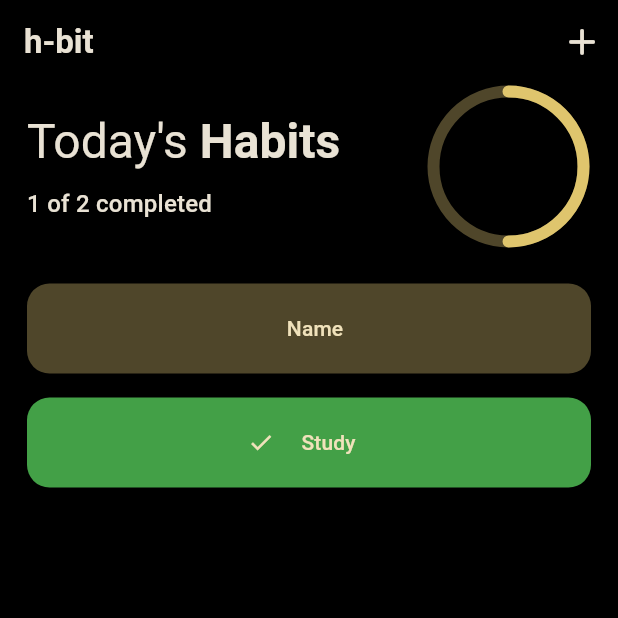
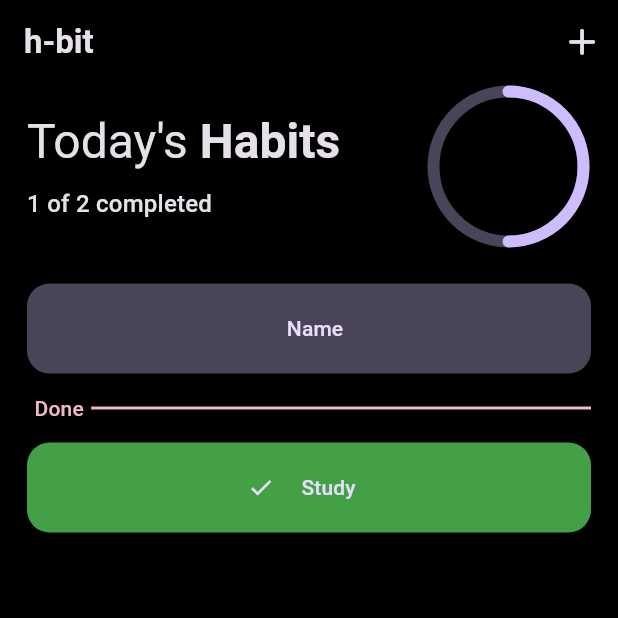
Before and after one commit to purveshxd/thehabitapp, a Flutter app: the screen it shows after launch, on a phone screen of 412 x 824 dp, the top half of it. Run offline on Flutter 3.47's test engine with Material 2 defaults, Android fonts, the light colour scheme and no system bars; our stand-ins replace confetti, flutter_riverpod.

Commit message:
done with state

```diff
--- a/lib/controller/habit.controller.dart
+++ b/lib/controller/habit.controller.dart
@@ -2,11 +2,11 @@ import 'package:habitapp/constants/components.dart';
 import 'package:habitapp/models/habit.model.dart';
 
 class HabitController {
-  final List habitList;
+  final List<Habit> habitList;
   HabitController({required this.habitList});
   // total habits in a day
   int totalHabit(List<Habit> habitList) {
-    final todaysHabit = isTodaysHabit(habitList);
+    final todaysHabit = todaysHabitList(habitList);
     List<bool> totalHabit = [];
     for (var i = 0; i < todaysHabit.length; i++) {
       final temp =
@@ -22,7 +22,7 @@ class HabitController {
 
 // habits completed in a day
   int completedHabit(List<Habit> habitList) {
-    final todaysHabit = isTodaysHabit(habitList);
+    final todaysHabit = todaysHabitList(habitList);
     int temp = 0;
     temp = todaysHabit
         .map((e) => e.isCompleted)
@@ -33,7 +33,7 @@ class HabitController {
     return temp;
   }
 
-  List<Habit> isTodaysHabit(List<Habit> habitList) {
+  List<Habit> todaysHabitList(List<Habit> habitList) {
     List<Habit> temp = [];
     for (var element in habitList) {
       final daysInString = element.days.asNameMap();
@@ -43,4 +43,12 @@ class HabitController {
     }
     return temp;
   }
+
+  bool isTodayHabit(int index) {
+    bool temp = false;
+    temp = habitList.elementAt(index).days.map((e) => e.name).toList().contains(
+          dateFormatter(DateTime.now()).split('-')[1].toLowerCase(),
+        );
+    return temp;
+  }
 }
--- a/lib/main.dart
+++ b/lib/main.dart
@@ -17,13 +17,13 @@ class MyApp extends StatelessWidget {
       themeMode: ThemeMode.dark,
       darkTheme: ThemeData(
         brightness: Brightness.dark,
-        colorSchemeSeed: Colors.amberAccent,
+        colorSchemeSeed: Colors.deepPurpleAccent,
         useMaterial3: true,
       ),
       theme: ThemeData(
           brightness: Brightness.light,
           useMaterial3: true,
-          colorSchemeSeed: Colors.purpleAccent),
+          colorSchemeSeed: Colors.deepPurpleAccent),
       home: const TodaysHabitPage(),
     );
   }
--- a/lib/pages/todayshabit.page.dart
+++ b/lib/pages/todayshabit.page.dart
@@ -25,7 +25,19 @@ class TodaysHabitPage extends ConsumerWidget {
 
     final habitsTemp = ref.read(habitListProvider);
     final habitController = HabitController(habitList: habitsTemp);
-    final isTodaysHabit = habitController.isTodaysHabit(habitsTemp);
+    final isTodaysHabit = habitController.todaysHabitList(habitsTemp);
+    bool allHabitDone() {
+      List<bool> doneHabitList = [];
+      for (var habit in habitsTemp) {
+        doneHabitList
+            .add(habitController.isTodayHabit(habitsTemp.indexOf(habit)));
+      }
+      if (doneHabitList.contains(false)) {
+        return true;
+      } else {
+        return false;
+      }
+    }
 
     return Scaffold(
       backgroundColor: checkBrightness(
@@ -62,7 +74,7 @@ class TodaysHabitPage extends ConsumerWidget {
                     DailyProgressWidget(habit: habitsTemp),
                     const SizedBox(height: 15),
                     HabitList(
-                        habit: ref.watch(habitListProvider),
+                        habitList: ref.watch(habitListProvider),
                         confettiController: confettiController),
                   ],
                 )
--- a/lib/widget/days_select_widget.dart
+++ b/lib/widget/days_select_widget.dart
@@ -58,13 +58,22 @@ class _DaysSelectWidgetState extends State<DaysSelectWidget> {
               crossAxisSpacing: 10, childAspectRatio: 1, crossAxisCount: 7),
           itemCount: Days.values.length,
           itemBuilder: (context, index) {
-            return MaterialButton(
-              color: isSelected(index)
-                  ? Theme.of(context).colorScheme.primaryContainer
-                  : Theme.of(context).colorScheme.secondaryContainer,
-              shape: RoundedRectangleBorder(
-                  borderRadius: BorderRadius.circular(8)),
+            return OutlinedButton(
+              style: OutlinedButton.styleFrom(
+                side: isSelected(index)
+                    ? BorderSide(
+                        color: Theme.of(context).colorScheme.outline, width: 2)
+                    : BorderSide.none,
+                padding: const EdgeInsets.all(0),
+                backgroundColor: isSelected(index)
+                    ? Theme.of(context).colorScheme.primaryContainer
+                    : Theme.of(context).colorScheme.secondaryContainer,
+                shape: RoundedRectangleBorder(
+                    borderRadius: BorderRadius.circular(8)),
+              ),
+              // elevation: 0,
               // fillColor: Theme.of(context).colorScheme.secondaryContainer,
+
               onPressed: () {
                 selectDays(Days.values[index]);
               },
--- a/lib/widget/habit_list.dart
+++ b/lib/widget/habit_list.dart
@@ -2,17 +2,20 @@ import 'package:confetti/confetti.dart';
 import 'package:flutter/material.dart';
 import 'package:flutter_riverpod/flutter_riverpod.dart';
 import 'package:habitapp/constants/components.dart';
+import 'package:habitapp/controller/habit.controller.dart';
 import 'package:habitapp/models/habit.model.dart';
 import 'package:habitapp/models/user_habit.model.dart';
 import 'package:habitapp/widget/habit_tile.dart';
 
+final todaysHabitCompleteProvider = StateProvider((ref) => false);
+
 class HabitList extends ConsumerWidget {
-  final List<Habit> habit;
+  final List<Habit> habitList;
   final ConfettiController confettiController;
-  const HabitList({
+  HabitList({
     required this.confettiController,
     super.key,
-    required this.habit,
+    required this.habitList,
   });
 
   @override
@@ -30,6 +33,8 @@ class HabitList extends ConsumerWidget {
     //   );
     // }
 
+    final habitController = HabitController(habitList: habitList);
+
     markHabitDone(Habit markHabit) {
       ref.watch(habitListProvider.notifier).update((state) {
         return state = [
@@ -45,35 +50,28 @@ class HabitList extends ConsumerWidget {
       });
     }
 
-    // is habit set for today
-    bool isTodayHabit(int index) {
-      bool temp = false;
-      temp = habit.elementAt(index).days.map((e) => e.name).toList().contains(
-            dateFormatter(DateTime.now()).split('-')[1].toLowerCase(),
-          );
-      return temp;
-    }
-
     return Expanded(
       child: Column(
         mainAxisAlignment: MainAxisAlignment.start,
         mainAxisSize: MainAxisSize.min,
         children: [
           // for habit remaining for today
+
           ListView.builder(
               shrinkWrap: true,
-              itemCount: habit.length,
+              itemCount: habitList.length,
               itemBuilder: (context, index) {
-                if (isTodayHabit(index) && !habit[index].isCompleted) {
+                if (HabitController(habitList: habitList).isTodayHabit(index) &&
+                    !habitList[index].isCompleted) {
                   // print(habit[index]);
                   return HabitTile(
                     onPressed: () {
                       // confettiWorking();
 
-                      markHabitDone(habit[index]);
+                      markHabitDone(habitList[index]);
                     },
-                    isCompleted: habit[index].isCompleted,
-                    habitName: habit[index].habitName,
+                    isCompleted: habitList[index].isCompleted,
+                    habitName: habitList[index].habitName,
                   );
                 } else {
                   return const SizedBox();
@@ -81,23 +79,73 @@ class HabitList extends ConsumerWidget {
               }),
           // completed habit for today
 
+          Visibility(
+            visible: habitController.completedHabit(habitList) != 0,
+            child: Column(
+              children: [
+                Visibility(
+                  visible: habitController.completedHabit(habitList) ==
+                      habitController.totalHabit(habitList),
+                  child: Column(
+                    children: [
+                      const SizedBox(
+                        height: 20,
+                      ),
+                      Text(
+                        "Congrats🥳 You completed todays habit",
+                        style: Theme.of(context).textTheme.displayMedium!.merge(
+                              TextStyle(
+                                color:
+                                    Theme.of(context).colorScheme.onBackground,
+                                fontWeight: FontWeight.bold,
+                                fontSize: 28,
+                              ),
+                            ),
+                      ),
+                      const SizedBox(
+                        height: 20,
+                      ),
+                    ],
+                  ),
+                ),
+                Row(
+                  children: [
+                    Padding(
+                      padding: const EdgeInsets.all(5.0),
+                      child: Text(
+                        "Done",
+                        style: Theme.of(context).textTheme.labelLarge!.merge(
+                            TextStyle(
+                                color: Theme.of(context).colorScheme.tertiary)),
+                      ),
+                    ),
+                    Flexible(
+                        child: Divider(
+                            thickness: 2,
+                            color: Theme.of(context).colorScheme.tertiary)),
+                  ],
+                ),
+              ],
+            ),
+          ),
           ListView.builder(
               shrinkWrap: true,
-              itemCount: habit.length,
+              itemCount: habitList.length,
               itemBuilder: (context, index) {
                 // print(habit[index]);
-                if (isTodayHabit(index) && habit[index].isCompleted) {
+                if (HabitController(habitList: habitList).isTodayHabit(index) &&
+                    habitList[index].isCompleted) {
                   return HabitTile(
                     onPressed: () {
-                      markHabitDone(habit[index]);
+                      markHabitDone(habitList[index]);
                     },
-                    isCompleted: habit[index].isCompleted,
-                    habitName: habit[index].habitName,
+                    isCompleted: habitList[index].isCompleted,
+                    habitName: habitList[index].habitName,
                   );
                 } else {
                   return Container();
                 }
-              }),
+              })
         ],
       ),
     );
```
